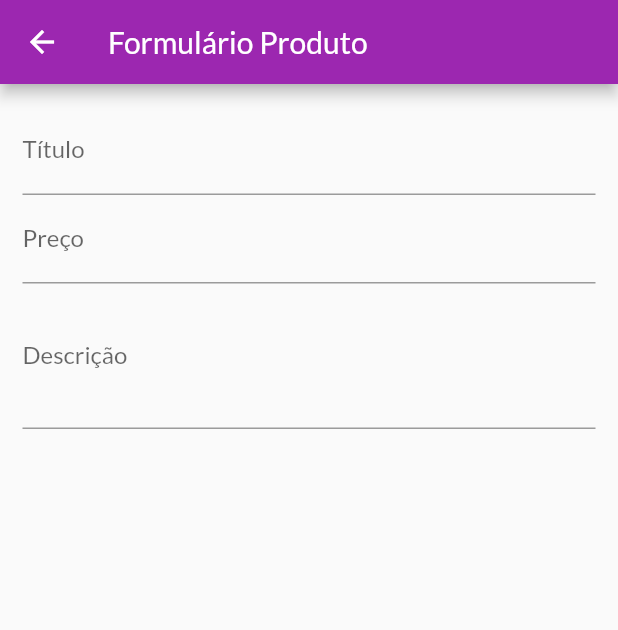
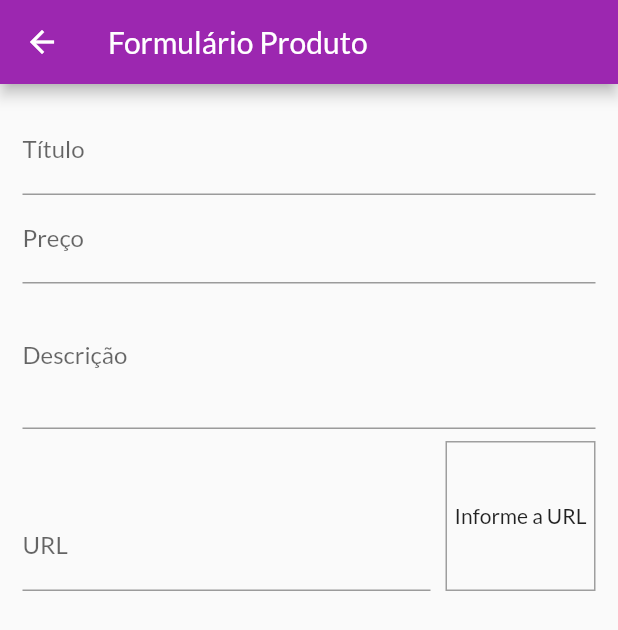
Before and after one commit to amedes-junior/shop, a Flutter app: the ProductFormScreen screen opened by its route, on a phone screen of 412 x 824 dp. Shown: the top 630 px of the screen. Run offline on Flutter 3.47's test engine with Material 2 defaults, Android fonts, the phone set to English and light mode, and no system bars; network calls fail.

Commit message:
Shop -> 11 Jul de 2021 - Aula 259

```diff
--- a/lib/views/product_form_screen.dart
+++ b/lib/views/product_form_screen.dart
@@ -8,12 +8,27 @@ class ProductFormScreen extends StatefulWidget {
 class _ProductFormScreenState extends State<ProductFormScreen> {
   final _priceFocusNote = FocusNode();
   final _descriptionFocusNote = FocusNode();
+  final _imageUrlFocusNote = FocusNode();
+
+  final _imageUrlController = TextEditingController();
+
+  @override
+  void initState() {
+    super.initState();
+    _imageUrlFocusNote.addListener(_updateImage);
+  }
+
+  void _updateImage() {
+    setState(() {});
+  }
 
   @override
   void dispose() {
     super.dispose();
     _priceFocusNote.dispose();
     _descriptionFocusNote.dispose();
+    _imageUrlFocusNote.dispose();
+    _imageUrlFocusNote.removeListener(_updateImage);
   }
 
   @override
@@ -48,6 +63,38 @@ class _ProductFormScreenState extends State<ProductFormScreen> {
                 maxLines: 3,
                 focusNode: _descriptionFocusNote,
                 keyboardType: TextInputType.multiline,
+              ),
+              Row(
+                crossAxisAlignment: CrossAxisAlignment.end,
+                children: [
+                  Expanded(
+                    child: TextFormField(
+                      controller: _imageUrlController,
+                      decoration: InputDecoration(labelText: 'URL'),
+                      keyboardType: TextInputType.url,
+                      textInputAction: TextInputAction.done,
+                      focusNode: _imageUrlFocusNote,
+                    ),
+                  ),
+                  Container(
+                    height: 100,
+                    width: 100,
+                    margin: EdgeInsets.only(top: 8, left: 10),
+                    decoration: BoxDecoration(
+                      border: Border.all(
+                        color: Colors.grey,
+                        width: 1,
+                      ),
+                    ),
+                    child: _imageUrlController.text.isEmpty
+                        ? Text('Informe a URL')
+                        : FittedBox(
+                            child: Image.network(_imageUrlController.text,
+                                fit: BoxFit.cover),
+                          ),
+                    alignment: Alignment.center,
+                  )
+                ],
               )
             ],
           ),
```
